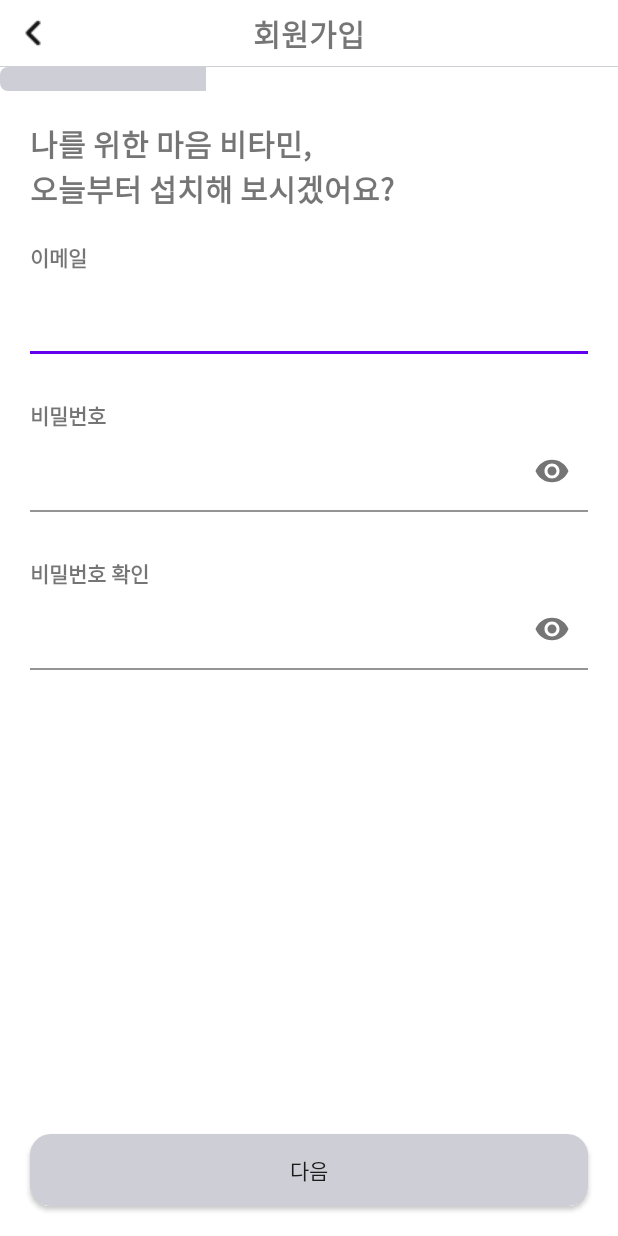
After one commit to dlrkdmsdkdld/mitamin, an Android app: the joinActivity screen opened directly, with no data from a screen before it, on a phone screen of 412 x 824 dp. The commit adds this screen. Run offline under Robolectric (Android 15) with nearby library versions, the phone set to English and light mode, and no system bars.

Commit message:
Feat: 로그인 화면구현 + 회원가입 step1 프래그먼트 화면구현

```diff
--- a/Mytamin/app/src/main/java/kr/ac/kpu/ce2017154024/mytamin/activity/firstActivity.kt
+++ b/Mytamin/app/src/main/java/kr/ac/kpu/ce2017154024/mytamin/activity/firstActivity.kt
@@ -30,7 +30,7 @@ class firstActivity : AppCompatActivity(),View.OnClickListener {
     override fun onClick(p0: View?) {
         when(p0){
             first_join_btn ->{
-                val intent = Intent(applicationContext,LoginActivity::class.java)
+                val intent = Intent(applicationContext,joinActivity::class.java)
                 startActivity(intent)
             }
             first_login_btn ->{
--- /dev/null
+++ b/Mytamin/app/src/main/java/kr/ac/kpu/ce2017154024/mytamin/activity/joinActivity.kt
@@ -0,0 +1,22 @@
+package kr.ac.kpu.ce2017154024.mytamin.activity
+
+import androidx.appcompat.app.AppCompatActivity
+import android.os.Bundle
+import android.view.View
+import androidx.navigation.findNavController
+import kr.ac.kpu.ce2017154024.mytamin.R
+import kr.ac.kpu.ce2017154024.mytamin.databinding.ActivityJoinBinding
+
+class joinActivity : AppCompatActivity() {
+    private lateinit var mbinding : ActivityJoinBinding
+    override fun onCreate(savedInstanceState: Bundle?) {
+        super.onCreate(savedInstanceState)
+        mbinding= ActivityJoinBinding.inflate(layoutInflater)
+        setContentView(mbinding.root)
+//        mbinding.joinNextBtn.setOnClickListener{
+//            view : View ->
+//            view.findNavController().navigate(R.id.)
+//        }
+
+    }
+}
--- /dev/null
+++ b/Mytamin/app/src/main/java/kr/ac/kpu/ce2017154024/mytamin/fragment/joinStepOneFragment.kt
@@ -0,0 +1,33 @@
+package kr.ac.kpu.ce2017154024.mytamin.fragment
+
+import android.os.Bundle
+import android.util.Log
+import androidx.fragment.app.Fragment
+import android.view.LayoutInflater
+import android.view.View
+import android.view.ViewGroup
+import kr.ac.kpu.ce2017154024.mytamin.R
+import kr.ac.kpu.ce2017154024.mytamin.databinding.FragmentJoinStepOneBinding
+import kr.ac.kpu.ce2017154024.mytamin.databinding.FragmentManageMentBinding
+import kr.ac.kpu.ce2017154024.mytamin.utils.Constant
+
+class joinStepOneFragment : Fragment() {
+    private var mBinding : FragmentJoinStepOneBinding?=null
+
+    override fun onCreateView(
+        inflater: LayoutInflater, container: ViewGroup?,
+        savedInstanceState: Bundle?
+    ): View? {
+        val binding = FragmentJoinStepOneBinding.inflate(inflater,container,false)
+        mBinding =binding
+        Log.d(Constant.TAG,"joinStepOneFragment onCreateView")
+        return mBinding?.root
+    }
+    override fun onDestroyView() { // 프래그먼트 삭제될때 자동으로실행
+        mBinding=null
+        super.onDestroyView()
+        Log.d(Constant.TAG,"joinStepOneFragment onDestroyView")
+    }
+
+
+}
--- /dev/null
+++ b/Mytamin/app/src/main/res/color/textinputlayout_boxstroke.xml
@@ -0,0 +1,6 @@
+<selector xmlns:android="http://schemas.android.com/apk/res/android">
+    <item android:state_enabled="true" android:color="#00000000"/>
+    <item android:state_hovered="true" android:color="#00000000"/>
+    <item android:state_focused="true" android:color="#00000000"/>
+    <item android:color="@color/white"/>
+</selector>
--- /dev/null
+++ b/Mytamin/app/src/main/res/drawable/ic_baseline_check_24.xml
@@ -0,0 +1,5 @@
+<vector android:height="24dp" android:tint="#000000"
+    android:viewportHeight="24" android:viewportWidth="24"
+    android:width="24dp" xmlns:android="http://schemas.android.com/apk/res/android">
+    <path android:fillColor="@android:color/white" android:pathData="M9,16.17L4.83,12l-1.42,1.41L9,19 21,7l-1.41,-1.41z"/>
+</vector>
--- /dev/null
+++ b/Mytamin/app/src/main/res/drawable/round_result_check_box.xml
@@ -0,0 +1,6 @@
+<?xml version="1.0" encoding="utf-8"?>
+<selector xmlns:android="http://schemas.android.com/apk/res/android">
+
+    <item android:state_checked="true" android:drawable="@drawable/check_circle" />
+    <item android:state_checked="false" android:drawable="@drawable/check_circle" />
+</selector>
--- /dev/null
+++ b/Mytamin/app/src/main/res/layout/activity_join.xml
@@ -0,0 +1,84 @@
+<?xml version="1.0" encoding="utf-8"?>
+<androidx.constraintlayout.widget.ConstraintLayout xmlns:android="http://schemas.android.com/apk/res/android"
+    xmlns:app="http://schemas.android.com/apk/res-auto"
+    xmlns:tools="http://schemas.android.com/tools"
+    android:layout_width="match_parent"
+    android:layout_height="match_parent"
+    tools:context=".activity.joinActivity">
+    <androidx.constraintlayout.widget.ConstraintLayout
+        android:layout_width="match_parent"
+        android:layout_height="wrap_content"
+        app:layout_constraintStart_toStartOf="parent"
+        app:layout_constraintEnd_toEndOf="parent"
+        app:layout_constraintTop_toTopOf="parent"
+        android:id="@+id/join_title_layout"
+        >
+        <ImageButton
+            android:layout_width="wrap_content"
+            android:layout_height="wrap_content"
+            android:src="@drawable/icon_arrow_left_small_black"
+            android:background="@color/white"
+            android:padding="10dp"
+            app:layout_constraintStart_toStartOf="parent"
+            app:layout_constraintTop_toTopOf="parent"
+            app:layout_constraintBottom_toBottomOf="parent"
+            android:id="@+id/join_back_btn"
+            />
+        <TextView
+            android:layout_width="wrap_content"
+            android:layout_height="wrap_content"
+            android:text="회원가입"
+            android:id="@+id/join_title_text"
+            app:layout_constraintStart_toStartOf="parent"
+            app:layout_constraintEnd_toEndOf="parent"
+            android:textSize="20sp"
+            app:layout_constraintTop_toTopOf="parent"
+            app:layout_constraintBottom_toBottomOf="parent"
+            android:textStyle="bold"
+            />
+    </androidx.constraintlayout.widget.ConstraintLayout>
+    <View
+        android:layout_width="match_parent"
+        android:layout_height="1px"
+        android:background="@color/semiGray"
+        android:id="@+id/join_horizontal_shape"
+        app:layout_constraintTop_toBottomOf="@+id/join_title_layout"
+        />
+    <ProgressBar
+        android:layout_width="match_parent"
+        android:layout_height="wrap_content"
+        app:layout_constraintTop_toBottomOf="@+id/join_horizontal_shape"
+        app:layout_constraintStart_toStartOf="parent"
+        app:layout_constraintEnd_toEndOf="parent"
+        android:id="@+id/join_progress"
+        style="@style/Widget.AppCompat.ProgressBar.Horizontal"
+        android:max="600"
+        android:progress="200"
+        android:progressDrawable="@drawable/progressbar_image"
+
+        />
+    <!--    프래그먼트 들이 보여질 컨테이너 뷰-->
+    <androidx.fragment.app.FragmentContainerView
+        android:id="@+id/join_fragment"
+        android:name="androidx.navigation.fragment.NavHostFragment"
+        android:layout_width="match_parent"
+        android:layout_height="0dp"
+        android:layout_weight="1"
+        app:navGraph="@navigation/join_graph"
+        app:defaultNavHost="true"
+        app:layout_constraintTop_toBottomOf="@+id/join_progress"
+        app:layout_constraintBottom_toTopOf="@+id/join_next_btn"
+        />
+    <androidx.appcompat.widget.AppCompatButton
+        android:layout_width="match_parent"
+        android:layout_height="wrap_content"
+        android:id="@+id/join_next_btn"
+        app:layout_constraintBottom_toBottomOf="parent"
+        android:text="다음"
+        android:background="@drawable/round_layout_background_semigray"
+        android:layout_marginRight="20dp"
+        android:layout_marginLeft="20dp"
+        android:layout_marginBottom="20dp"
+        />
+
+</androidx.constraintlayout.widget.ConstraintLayout>
--- a/Mytamin/app/src/main/res/layout/activity_today_mytamin.xml
+++ b/Mytamin/app/src/main/res/layout/activity_today_mytamin.xml
@@ -51,7 +51,7 @@
         android:id="@+id/mytamin_progress"
         style="@style/Widget.AppCompat.ProgressBar.Horizontal"
         android:layout_width="match_parent"
-        android:layout_height="10dp"
+        android:layout_height="wrap_content"
         android:progress="100"
         android:max="600"
         android:progressDrawable="@drawable/progressbar_image"
--- /dev/null
+++ b/Mytamin/app/src/main/res/layout/fragment_join_step_one.xml
@@ -0,0 +1,124 @@
+<?xml version="1.0" encoding="utf-8"?>
+<androidx.constraintlayout.widget.ConstraintLayout xmlns:android="http://schemas.android.com/apk/res/android"
+    xmlns:tools="http://schemas.android.com/tools"
+    android:layout_width="match_parent"
+    android:layout_height="match_parent"
+    xmlns:app="http://schemas.android.com/apk/res-auto"
+    tools:context=".fragment.joinStepOneFragment">
+    <TextView
+        android:layout_width="wrap_content"
+        android:layout_height="wrap_content"
+        android:text="나를 위한 마음 비타민,\n오늘부터 섭치해 보시겠어요?"
+        app:layout_constraintTop_toTopOf="parent"
+        app:layout_constraintLeft_toLeftOf="parent"
+        android:layout_margin="20dp"
+        android:id="@+id/join_step_one_title"
+        android:textStyle="bold"
+        android:textSize="20sp"
+
+        />
+    <TextView
+        android:layout_width="wrap_content"
+        android:layout_height="wrap_content"
+        android:text="이메일"
+        app:layout_constraintTop_toBottomOf="@+id/join_step_one_title"
+        app:layout_constraintStart_toStartOf="parent"
+        android:layout_marginLeft="20dp"
+        android:textStyle="bold"
+        android:layout_marginTop="20dp"
+        android:id="@+id/join_step_one_email_title"
+        />
+    <com.google.android.material.textfield.TextInputLayout
+        android:id="@+id/join_step_one_email_layout"
+        android:layout_width="match_parent"
+        android:layout_height="wrap_content"
+        app:layout_constraintTop_toBottomOf="@+id/join_step_one_email_title"
+        app:boxBackgroundColor="@color/white"
+        android:layout_marginLeft="20dp"
+        android:layout_marginRight="20dp"
+        style="@style/Widget.MaterialComponents.TextInputLayout.FilledBox.Dense"
+        app:endIconCheckable="true"
+        app:endIconDrawable="@drawable/ic_baseline_check_24"
+        >
+<!--        style="@style/Widget.MaterialComponents.TextInputLayout.OutlinedBox"-->
+<!--        app:boxStrokeColor="@color/textinputlayout_boxstroke"-->
+        <com.google.android.material.textfield.TextInputEditText
+            android:layout_width="match_parent"
+            android:layout_height="wrap_content"
+            android:id="@+id/join_step_one_email_text"
+            />
+
+    </com.google.android.material.textfield.TextInputLayout>
+    <TextView
+        android:layout_width="wrap_content"
+        android:layout_height="wrap_content"
+        android:text="비밀번호"
+
+        app:layout_constraintTop_toBottomOf="@+id/join_step_one_email_layout"
+        app:layout_constraintStart_toStartOf="parent"
+        android:layout_marginLeft="20dp"
+        android:textStyle="bold"
+        android:layout_marginTop="30dp"
+        android:id="@+id/join_step_one_password_title"
+        />
+    <com.google.android.material.textfield.TextInputLayout
+        android:id="@+id/join_step_one_password_layout"
+        android:layout_width="match_parent"
+        android:layout_height="wrap_content"
+        app:layout_constraintTop_toBottomOf="@+id/join_step_one_password_title"
+        app:boxBackgroundColor="@color/white"
+        android:layout_marginLeft="20dp"
+        app:endIconCheckable="true"
+        android:layout_marginRight="20dp"
+        style="@style/Widget.MaterialComponents.TextInputLayout.FilledBox.Dense"
+        app:endIconMode="password_toggle"
+        >
+        <!--        style="@style/Widget.MaterialComponents.TextInputLayout.OutlinedBox"-->
+        <!--        app:boxStrokeColor="@color/textinputlayout_boxstroke"-->
+        <com.google.android.material.textfield.TextInputEditText
+            android:layout_width="match_parent"
+            android:layout_height="wrap_content"
+            android:inputType="textPassword"
+            android:id="@+id/join_step_one_password_text"
+            />
+
+    </com.google.android.material.textfield.TextInputLayout>
+    <TextView
+        android:layout_width="wrap_content"
+        android:layout_height="wrap_content"
+        android:text="비밀번호 확인"
+
+        app:layout_constraintTop_toBottomOf="@+id/join_step_one_password_layout"
+        app:layout_constraintStart_toStartOf="parent"
+        android:layout_marginLeft="20dp"
+        android:textStyle="bold"
+        android:layout_marginTop="30dp"
+        android:id="@+id/join_step_one_password_confirm_title"
+        />
+    <com.google.android.material.textfield.TextInputLayout
+        android:id="@+id/join_step_one_password_confirm_layout"
+        android:layout_width="match_parent"
+        android:layout_height="wrap_content"
+        app:layout_constraintTop_toBottomOf="@+id/join_step_one_password_confirm_title"
+
+        app:boxBackgroundColor="@color/white"
+        android:layout_marginLeft="20dp"
+        android:layout_marginRight="20dp"
+        style="@style/Widget.MaterialComponents.TextInputLayout.FilledBox.Dense"
+        app:endIconMode="password_toggle"
+        app:endIconCheckable="true"
+
+        >
+        <!--        style="@style/Widget.MaterialComponents.TextInputLayout.OutlinedBox"-->
+        <!--        app:boxStrokeColor="@color/textinputlayout_boxstroke"-->
+        <com.google.android.material.textfield.TextInputEditText
+            android:layout_width="match_parent"
+            android:layout_height="wrap_content"
+            android:id="@+id/join_step_one_password_confirm_text"
+            android:inputType="textPassword"
+
+            />
+
+    </com.google.android.material.textfield.TextInputLayout>
+
+</androidx.constraintlayout.widget.ConstraintLayout>
--- /dev/null
+++ b/Mytamin/app/src/main/res/navigation/join_graph.xml
@@ -0,0 +1,13 @@
+<?xml version="1.0" encoding="utf-8"?>
+<navigation xmlns:android="http://schemas.android.com/apk/res/android"
+    xmlns:app="http://schemas.android.com/apk/res-auto"
+    xmlns:tools="http://schemas.android.com/tools"
+    android:id="@+id/join_graph"
+    app:startDestination="@id/joinStepOneFragment">
+
+    <fragment
+        android:id="@+id/joinStepOneFragment"
+        android:name="kr.ac.kpu.ce2017154024.mytamin.fragment.joinStepOneFragment"
+        android:label="fragment_join_step_one"
+        tools:layout="@layout/fragment_join_step_one" />
+</navigation>
--- a/Mytamin/app/src/main/res/values/colors.xml
+++ b/Mytamin/app/src/main/res/values/colors.xml
@@ -8,5 +8,5 @@
     <color name="black">#FF000000</color>
     <color name="white">#FFFFFFFF</color>
     <color name="semiGray">#CECFD6</color>
-
+    <color name="LawnGreen">#FF7CFc00</color>
 </resources>
--- a/Mytamin/app/src/main/res/values/themes.xml
+++ b/Mytamin/app/src/main/res/values/themes.xml
@@ -16,6 +16,9 @@
         <!-- Customize your theme here. -->
 
     </style>
+    <style name="TextInputLayoutStyle" parent="Widget.MaterialComponents.TextInputLayout.OutlinedBox.Dense">
+        <item name="boxStrokeColor">#fff</item>
+    </style>
     <style name="MaterialTheme" parent="Theme.MaterialComponents.Light.NoActionBar.Bridge">
         <!-- ... -->
         <item name="colorPrimary">@color/semiGray</item>
```
Also changed, not shown: Mytamin/app/src/main/AndroidManifest.xml (+5 -5 lines), Mytamin/app/src/main/res/drawable/round_check_box.xml (added, +31 -0 lines), Mytamin/app/src/main/res/drawable/round_uncheck_box.xml (added, +31 -0 lines), Mytamin/app/src/main/res/layout/activity_login.xml (+106 -0 lines), Mytamin/app/src/main/res/drawable/check_circle.png (added).
